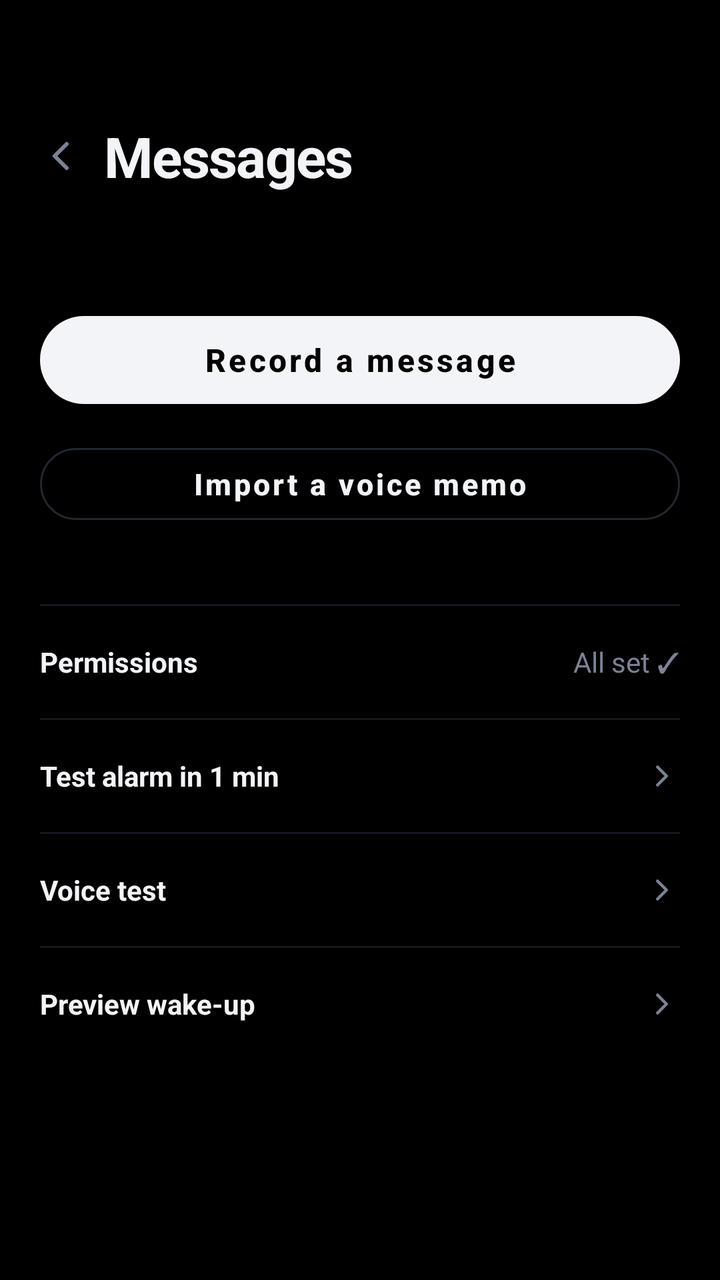
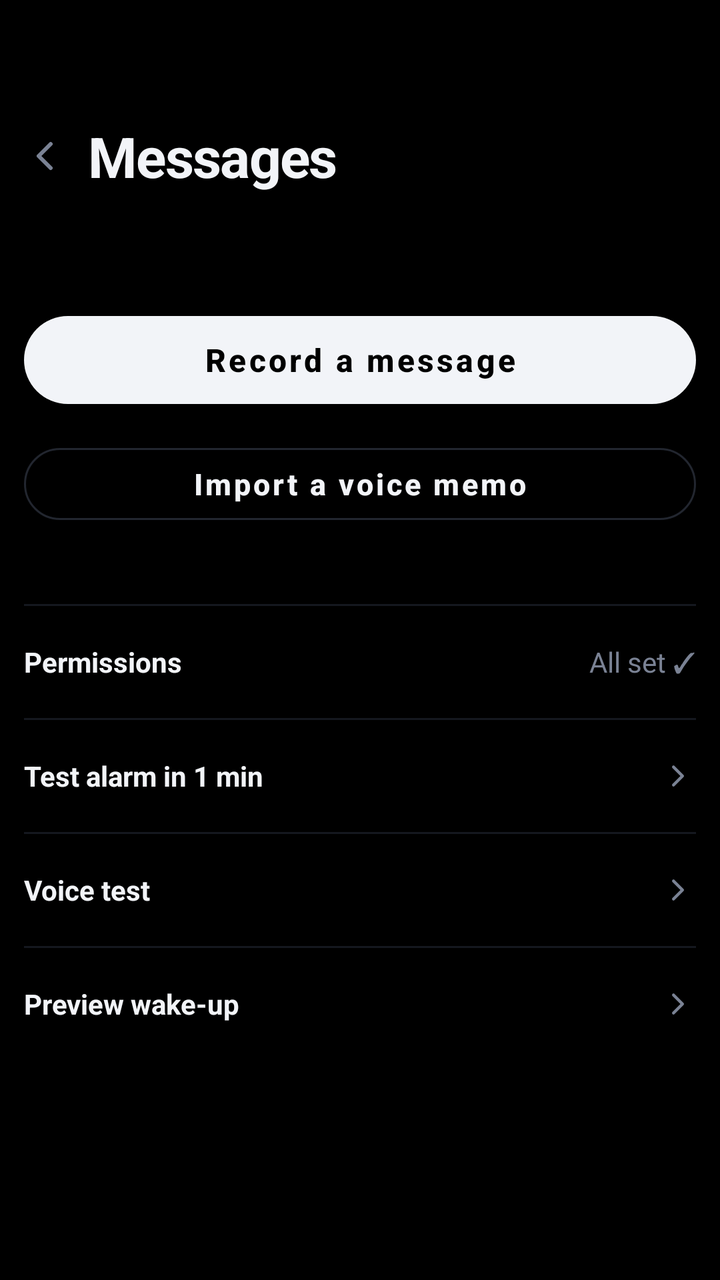

Screens rendered from an Android XML layout before and after an edit, with the pre-edit source and the edit as a unified diff.
<!-- AndroidManifest.xml: application theme Theme.WhyNotYou -->
<!-- res/layout/activity_messages.xml -->
<?xml version="1.0" encoding="utf-8"?>
<ScrollView xmlns:android="http://schemas.android.com/apk/res/android"
    android:layout_width="match_parent"
    android:layout_height="match_parent"
    android:background="#000000"
    android:fillViewport="true">

    <LinearLayout
        android:layout_width="match_parent"
        android:layout_height="wrap_content"
        android:orientation="vertical"
        android:paddingStart="20dp"
        android:paddingTop="56dp"
        android:paddingEnd="20dp"
        android:paddingBottom="40dp">

        <LinearLayout
            android:layout_width="match_parent"
            android:layout_height="wrap_content"
            android:gravity="center_vertical"
            android:orientation="horizontal">
            <ImageButton
                android:id="@+id/btn_back"
                android:layout_width="44dp"
                android:layout_height="44dp"
                android:layout_marginStart="-12dp"
                android:background="@android:color/transparent"
                android:contentDescription="Back"
                android:src="@drawable/ic_back"
                android:tint="#7A8294" />
            <TextView
                android:layout_width="wrap_content"
                android:layout_height="wrap_content"
                android:text="Messages"
                android:textColor="#F2F4F8"
                android:textSize="28sp"
                android:textStyle="bold"
                android:letterSpacing="-0.02" />
        </LinearLayout>

        <LinearLayout
            android:id="@+id/list"
            android:layout_width="match_parent"
            android:layout_height="wrap_content"
            android:layout_marginTop="24dp"
            android:orientation="vertical" />

        
        <LinearLayout
            android:id="@+id/recorder"
            android:layout_width="match_parent"
            android:layout_height="wrap_content"
            android:layout_marginTop="24dp"
            android:background="@drawable/bg_box"
            android:gravity="center_horizontal"
            android:orientation="vertical"
            android:padding="24dp"
            android:visibility="gone">
            <com.whynotyou.alarm.OrbView
                android:id="@+id/rec_orb"
                android:layout_width="120dp"
                android:layout_height="120dp" />
            <TextView
                android:id="@+id/rec_time"
                android:layout_width="wrap_content"
                android:layout_height="wrap_content"
                android:layout_marginTop="12dp"
                android:text="0:00"
                android:textColor="#F2F4F8"
                android:textSize="22sp"
                android:textStyle="bold" />
            <EditText
                android:id="@+id/rec_from"
                android:layout_width="match_parent"
                android:layout_height="wrap_content"
                android:layout_marginTop="16dp"
                android:background="@android:color/transparent"
                android:hint="From"
                android:inputType="textCapWords"
                android:maxLines="1"
                android:paddingVertical="8dp"
                android:textColor="#F2F4F8"
                android:textColorHint="#3A3F4B"
                android:textSize="18sp"
                android:textStyle="bold" />
            <View android:layout_width="match_parent" android:layout_height="1dp" android:background="#22262F" />
            <LinearLayout
                android:layout_width="match_parent"
                android:layout_height="wrap_content"
                android:layout_marginTop="20dp"
                android:orientation="horizontal">
                <Button android:id="@+id/rec_cancel" style="@style/OutlineButton" android:layout_width="0dp" android:layout_weight="1" android:layout_marginEnd="6dp" android:text="Cancel" />
                <Button android:id="@+id/rec_stop" style="@style/PrimaryButton" android:layout_width="0dp" android:layout_height="48dp" android:layout_weight="1" android:layout_marginStart="6dp" android:text="Stop" />
            </LinearLayout>
        </LinearLayout>

        <Button
            android:id="@+id/btn_record"
            style="@style/PrimaryButton"
            android:layout_marginTop="28dp"
            android:drawableStart="@drawable/ic_mic"
            android:drawablePadding="10dp"
            android:drawableTint="#000000"
            android:text="Record a message" />

        <Button
            android:id="@+id/btn_import"
            style="@style/OutlineButton"
            android:layout_marginTop="10dp"
            android:text="Import a voice memo" />

        <View android:layout_width="match_parent" android:layout_height="1dp" android:layout_marginTop="36dp" android:background="#15181F" />

        <LinearLayout android:id="@+id/row_permissions" style="@style/Row" android:background="?android:attr/selectableItemBackground">
            <TextView style="@style/RowLabel" android:textSize="14sp" android:text="Permissions" />
            <TextView android:id="@+id/txt_permissions" style="@style/RowValue" android:textSize="14sp" android:text="All set ✓" />
        </LinearLayout>
        <View android:layout_width="match_parent" android:layout_height="1dp" android:background="#15181F" />

        <LinearLayout android:id="@+id/row_test" style="@style/Row" android:background="?android:attr/selectableItemBackground">
            <TextView style="@style/RowLabel" android:textSize="14sp" android:text="Test alarm in 1 min" />
            <ImageView android:layout_width="18dp" android:layout_height="18dp" android:src="@drawable/ic_chevron" android:tint="#7A8294" android:importantForAccessibility="no" />
        </LinearLayout>
        <View android:layout_width="match_parent" android:layout_height="1dp" android:background="#15181F" />

        <LinearLayout android:id="@+id/row_voicetest" style="@style/Row" android:background="?android:attr/selectableItemBackground">
            <TextView style="@style/RowLabel" android:textSize="14sp" android:text="Voice test" />
            <ImageView android:layout_width="18dp" android:layout_height="18dp" android:src="@drawable/ic_chevron" android:tint="#7A8294" android:importantForAccessibility="no" />
        </LinearLayout>
        <TextView
            android:id="@+id/txt_probe"
            android:layout_width="match_parent"
            android:layout_height="wrap_content"
            android:fontFamily="monospace"
            android:paddingBottom="12dp"
            android:text=""
            android:textColor="#7A8294"
            android:textIsSelectable="true"
            android:textSize="11sp"
            android:visibility="gone" />
        <View android:layout_width="match_parent" android:layout_height="1dp" android:background="#15181F" />

        <LinearLayout android:id="@+id/row_preview" style="@style/Row" android:background="?android:attr/selectableItemBackground">
            <TextView style="@style/RowLabel" android:textSize="14sp" android:text="Preview wake-up" />
            <ImageView android:layout_width="18dp" android:layout_height="18dp" android:src="@drawable/ic_chevron" android:tint="#7A8294" android:importantForAccessibility="no" />
        </LinearLayout>
    </LinearLayout>
</ScrollView>
<!-- resources referenced by this layout -->
<resources>
  <!-- drawable bg_box (drawable) -->
  <?xml version="1.0" encoding="utf-8"?>
  <shape xmlns:android="http://schemas.android.com/apk/res/android" android:shape="rectangle">
      <solid android:color="#000000" />
      <stroke android:width="1dp" android:color="#22262F" />
      <corners android:radius="24dp" />
  </shape>
  <!-- drawable ic_back (drawable) -->
  <?xml version="1.0" encoding="utf-8"?>
  <vector xmlns:android="http://schemas.android.com/apk/res/android"
      android:width="24dp" android:height="24dp"
      android:viewportWidth="24" android:viewportHeight="24">
      <path android:fillColor="#00000000" android:strokeColor="#FFFFFFFF" android:strokeWidth="2" android:strokeLineCap="round" android:strokeLineJoin="round" android:pathData="M15,6L9,12L15,18"/>
  </vector>
  <!-- drawable ic_chevron (drawable) -->
  <?xml version="1.0" encoding="utf-8"?>
  <vector xmlns:android="http://schemas.android.com/apk/res/android"
      android:width="24dp" android:height="24dp"
      android:viewportWidth="24" android:viewportHeight="24">
      <path android:fillColor="#00000000" android:strokeColor="#FFFFFFFF" android:strokeWidth="2" android:strokeLineCap="round" android:strokeLineJoin="round" android:pathData="M9,6L15,12L9,18"/>
  </vector>
  <!-- drawable ic_mic (drawable) -->
  <?xml version="1.0" encoding="utf-8"?>
  <vector xmlns:android="http://schemas.android.com/apk/res/android"
      android:width="24dp" android:height="24dp"
      android:viewportWidth="24" android:viewportHeight="24">
      <path android:fillColor="#00000000" android:strokeColor="#FFFFFFFF" android:strokeWidth="2" android:strokeLineCap="round" android:pathData="M9,6a3,3 0 0,1 6,0v5a3,3 0 0,1 -6,0zM5,11a7,7 0 0,0 14,0M12,18V21"/>
  </vector>
  <style name="PrimaryButton" parent="Widget.MaterialComponents.Button">
          <item name="android:layout_width">match_parent</item>
          <item name="android:layout_height">56dp</item>
          <item name="android:textAllCaps">false</item>
          <item name="android:textStyle">bold</item>
          <item name="android:textSize">16sp</item>
          <item name="backgroundTint">#F2F4F8</item>
          <item name="android:textColor">#000000</item>
          <item name="cornerRadius">28dp</item>
      </style>
  <style name="Row">
          <item name="android:layout_width">match_parent</item>
          <item name="android:layout_height">wrap_content</item>
          <item name="android:minHeight">56dp</item>
          <item name="android:orientation">horizontal</item>
          <item name="android:gravity">center_vertical</item>
          <item name="android:paddingTop">14dp</item>
          <item name="android:paddingBottom">14dp</item>
      </style>
  <style name="RowLabel">
          <item name="android:layout_width">0dp</item>
          <item name="android:layout_height">wrap_content</item>
          <item name="android:layout_weight">1</item>
          <item name="android:textColor">#F2F4F8</item>
          <item name="android:textSize">16sp</item>
          <item name="android:textStyle">bold</item>
      </style>
  <style name="RowValue">
          <item name="android:layout_width">wrap_content</item>
          <item name="android:layout_height">wrap_content</item>
          <item name="android:textColor">#7A8294</item>
          <item name="android:textSize">15sp</item>
      </style>
  <style name="TimePickerDark" parent="android:Widget.Material.TimePicker">
          <item name="android:headerBackground">#0B0D12</item>
          <item name="android:numbersBackgroundColor">#15181F</item>
          <item name="android:numbersSelectorColor">#F2F4F8</item>
          <item name="android:numbersTextColor">#F2F4F8</item>
      </style>
  <style name="DialogDark" parent="Theme.MaterialComponents.Dialog">
          <item name="colorPrimary">#F2F4F8</item>
          <item name="colorAccent">#F2F4F8</item>
          <item name="android:background">#0B0D12</item>
          <item name="android:textColorPrimary">#F2F4F8</item>
          <item name="android:textColorSecondary">#7A8294</item>
      </style>
  <!-- unchanged entries left out for length: 2 -->
</resources>

<!-- the commit's change to res/layout/activity_messages.xml (unified diff, before → after) -->
@@ -9,9 +9,9 @@
         android:layout_width="match_parent"
         android:layout_height="wrap_content"
         android:orientation="vertical"
-        android:paddingStart="20dp"
+        android:paddingStart="12dp"
         android:paddingTop="56dp"
-        android:paddingEnd="20dp"
+        android:paddingEnd="12dp"
         android:paddingBottom="40dp">
 
         <LinearLayout
